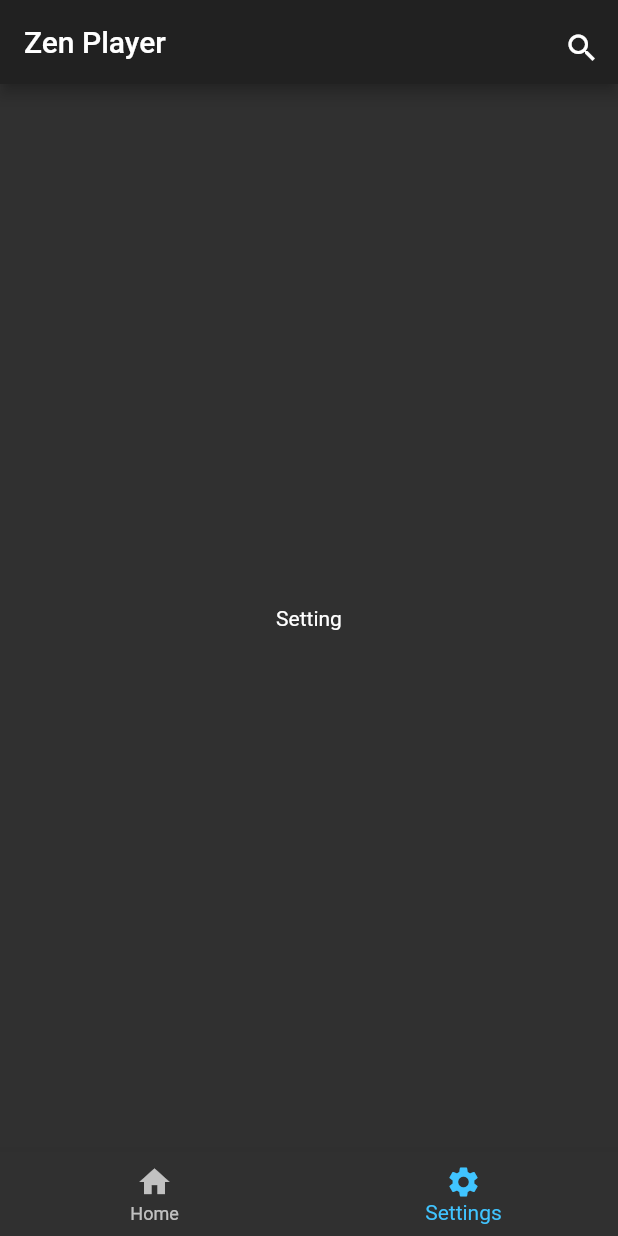
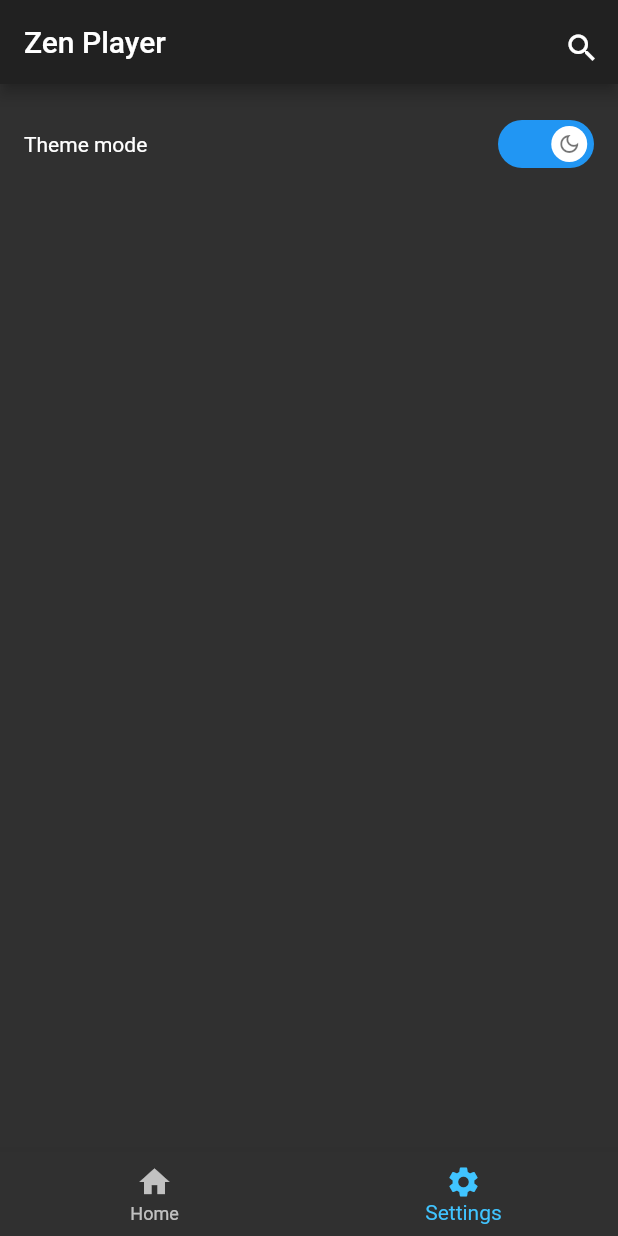
Before and after one commit to zawlinnnaing/zen-player, a Flutter app: the screen it shows after launch, item 2 of the bottom bar chosen, on a phone screen of 412 x 824 dp. Run offline on Flutter 3.47's test engine with Material 2 defaults, Android fonts, the phone set to English and light mode, and no system bars; drawn by our look-alikes of flutter_switch; our stand-ins replace flutter_redux, redux, url_strategy.

Commit message:
- added theme change

```diff
--- a/lib/main.dart
+++ b/lib/main.dart
@@ -14,6 +14,15 @@ void main() {
   ));
 }
 
+class _AppVm {
+  ThemeMode themeMode;
+  _AppVm({required this.themeMode});
+
+  factory _AppVm.fromStore(Store<AppState> store) {
+    return _AppVm(themeMode: store.state.themeState!.mode);
+  }
+}
+
 class MyApp extends StatelessWidget {
   final Store<AppState> store;
   MyApp({required this.store});
@@ -22,15 +31,20 @@ class MyApp extends StatelessWidget {
   Widget build(BuildContext context) {
     return StoreProvider(
         store: store,
-        child: MaterialApp(
-          title: 'Zen Player',
-          darkTheme:
-              ThemeData.dark().copyWith(accentColor: Colors.lightBlueAccent),
-          theme:
-              ThemeData.light().copyWith(accentColor: Colors.lightBlueAccent),
-          themeMode: store.state.themeState!.mode,
-          routes: Routes.routesMap,
-          debugShowCheckedModeBanner: false,
+        child: StoreConnector(
+          converter: (Store<AppState> store) => _AppVm.fromStore(store),
+          builder: (BuildContext context, _AppVm vm) {
+            return MaterialApp(
+              title: 'Zen Player',
+              darkTheme: ThemeData.dark().copyWith(
+                  colorScheme:
+                      ColorScheme.dark(secondary: Colors.lightBlueAccent)),
+              theme: ThemeData.light(),
+              themeMode: vm.themeMode,
+              routes: Routes.routesMap,
+              debugShowCheckedModeBanner: false,
+            );
+          },
         ));
   }
 }
--- a/lib/modules/setting/Setting.dart
+++ b/lib/modules/setting/Setting.dart
@@ -1,12 +1,61 @@
-import 'package:flutter/cupertino.dart';
+import 'dart:developer';
+
+import 'package:flutter/material.dart';
+import 'package:flutter_redux/flutter_redux.dart';
+import 'package:flutter_switch/flutter_switch.dart';
+import 'package:redux/redux.dart';
 import 'package:zen_player/layout/Default.dart';
+import 'package:zen_player/redux/actions/theme.dart';
+import 'package:zen_player/redux/states/app.dart';
+import 'package:zen_player/redux/states/theme.dart';
+
+class _Vm {
+  ThemeState themeState = ThemeState();
+  Function(bool isDarkMode) onThemeModeChange;
+
+  _Vm({required this.themeState, required this.onThemeModeChange});
+
+  factory _Vm.fromStore(Store<AppState> store) {
+    return _Vm(
+        themeState: store.state.themeState!,
+        onThemeModeChange: (bool isDarkMode) {
+          store.dispatch(UpdateThemeModeAction(
+              themeMode: isDarkMode ? ThemeMode.dark : ThemeMode.light));
+        });
+  }
+}
 
 class Setting extends StatelessWidget {
   @override
   Widget build(BuildContext context) {
-    return DefaultLayout(
-        child: Center(
-      child: Text("Setting"),
-    ));
+    return StoreConnector(
+        builder: (BuildContext context, _Vm vm) {
+          return DefaultLayout(
+              child: Container(
+            padding: EdgeInsets.symmetric(vertical: 24, horizontal: 16),
+            child: Column(
+              children: [
+                Row(
+                  children: [
+                    Expanded(child: Text("Theme mode")),
+                    FlutterSwitch(
+                        activeIcon: Icon(
+                          Icons.dark_mode_outlined,
+                          color: Colors.black54,
+                        ),
+                        activeText: "Dark",
+                        inactiveText: "Light",
+                        inactiveIcon: Icon(Icons.light_mode_outlined),
+                        width: 64,
+                        height: 32,
+                        value: vm.themeState.mode == ThemeMode.dark,
+                        onToggle: vm.onThemeModeChange)
+                  ],
+                )
+              ],
+            ),
+          ));
+        },
+        converter: (Store<AppState> store) => _Vm.fromStore(store));
   }
 }
--- a/lib/redux/reducers/app.dart
+++ b/lib/redux/reducers/app.dart
@@ -1,9 +1,11 @@
 import 'package:redux/redux.dart';
 import 'package:zen_player/redux/actions/app.dart';
+import 'package:zen_player/redux/reducers/theme.dart';
 import 'package:zen_player/redux/states/app.dart';
 
 final appReducer = combineReducers<AppState>([
   TypedReducer(updateViewIndex),
+  themeReducer,
 ]);
 
 AppState updateViewIndex(AppState state, UpdateViewIndexAction action) {
--- a/lib/redux/reducers/theme.dart
+++ b/lib/redux/reducers/theme.dart
@@ -1,3 +1,5 @@
+import 'dart:developer';
+
 import 'package:redux/redux.dart';
 import 'package:zen_player/redux/actions/theme.dart';
 import 'package:zen_player/redux/states/app.dart';
--- a/pubspec.yaml
+++ b/pubspec.yaml
@@ -33,6 +33,7 @@ dependencies:
   url_strategy: ^0.2.0
   flutter_redux: ^0.8.2
   redux: ^5.0.0
+  flutter_switch: ^0.3.2
 
 dev_dependencies:
   flutter_test:
```
Also changed, not shown: pubspec.lock, 2 other files.
